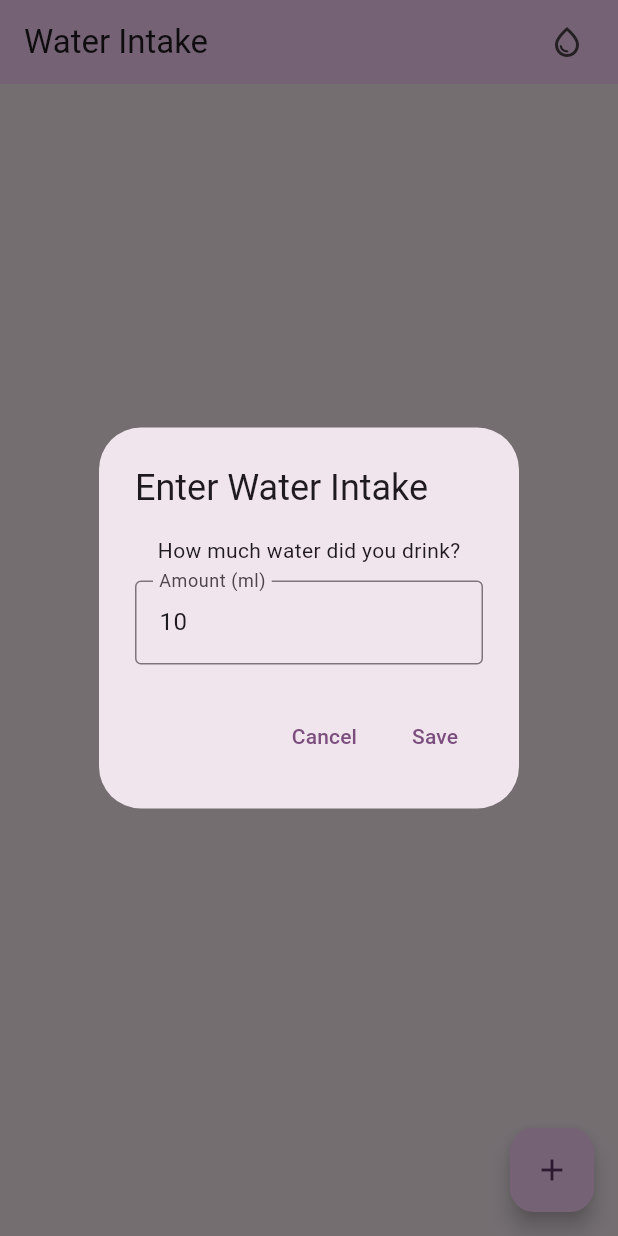
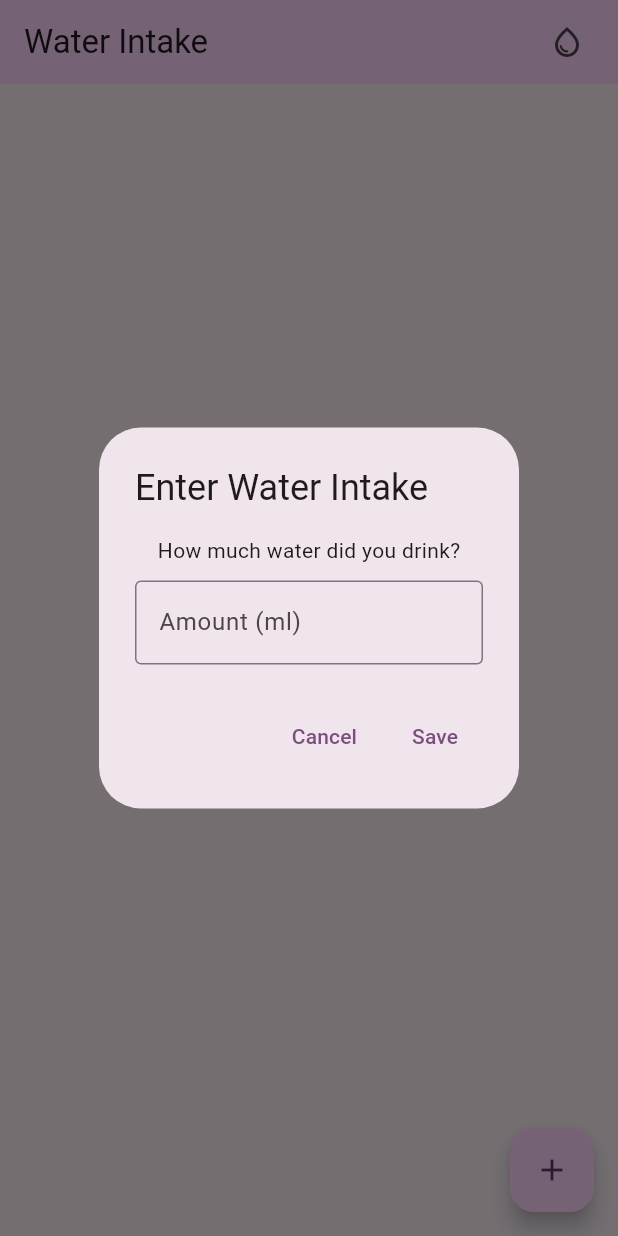
Before and after one commit to chidambararajab/water_intake, a Flutter app: the screen it shows after launch, after a tap on the "add" icon, on a phone screen of 412 x 824 dp. Run offline on Flutter 3.47's test engine with Material 3 defaults, Android fonts, the phone set to English and light mode, and no system bars; network calls fail.

Commit message:
Ccleared amountController

```diff
--- a/lib/pages/home_page.dart
+++ b/lib/pages/home_page.dart
@@ -12,7 +12,7 @@ class HomePage extends StatefulWidget {
 }
 
 class _HomePageState extends State<HomePage> {
-  final amountController = TextEditingController(text: "10");
+  final amountController = TextEditingController();
 
   void addWater() {
     showDialog(
@@ -72,6 +72,12 @@ class _HomePageState extends State<HomePage> {
       // ? Reason: We want to do this because since we're inside of an async await function, the widget might be disposed before the await function is done doing its job. so we need to check if the widget is still mounted before we do anything. Otherwise we end up getting an error.
       return; // ? Reason: if widget not mounted don't do anything.
     }
+
+    clearWater();
+  }
+
+  void clearWater() {
+    amountController.clear();
   }
 
   @override
```
